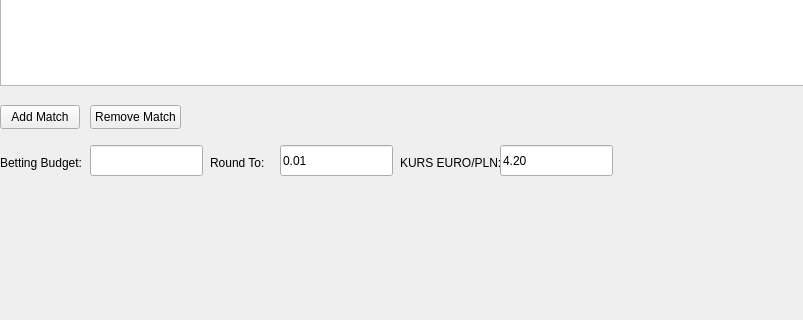
tutekxd123/SureBetsCalculator, file mainwindow.ui: the form before one commit; both pictures show x 0 to 803 and y 175 to 495 of the 1036 by 600 pixel window.
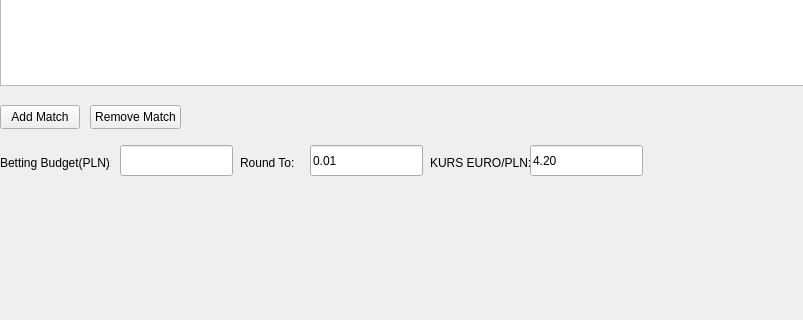
The form after the commit.

The edit to the form file:
```diff
--- a/mainwindow.ui
+++ b/mainwindow.ui
@@ -73,12 +73,12 @@
      <rect>
       <x>0</x>
       <y>330</y>
-      <width>91</width>
+      <width>111</width>
       <height>16</height>
      </rect>
     </property>
     <property name="text">
-     <string>Betting Budget:</string>
+     <string>Betting Budget(PLN):</string>
     </property>
    </widget>
    <widget class="QPushButton" name="pushButton_2">
@@ -97,7 +97,7 @@
    <widget class="QLabel" name="label_3">
     <property name="geometry">
      <rect>
-      <x>400</x>
+      <x>430</x>
       <y>330</y>
       <width>101</width>
       <height>16</height>
@@ -110,7 +110,7 @@
    <widget class="QLineEdit" name="kurseur">
     <property name="geometry">
      <rect>
-      <x>500</x>
+      <x>530</x>
       <y>320</y>
       <width>113</width>
       <height>31</height>
@@ -136,7 +136,7 @@
    <widget class="QLabel" name="label_4">
     <property name="geometry">
      <rect>
-      <x>210</x>
+      <x>240</x>
       <y>330</y>
       <width>81</width>
       <height>16</height>
@@ -149,7 +149,7 @@
    <widget class="QLineEdit" name="BudzetInput">
     <property name="geometry">
      <rect>
-      <x>90</x>
+      <x>120</x>
       <y>320</y>
       <width>113</width>
       <height>31</height>
@@ -159,7 +159,7 @@
    <widget class="QLineEdit" name="roundto">
     <property name="geometry">
      <rect>
-      <x>280</x>
+      <x>310</x>
       <y>320</y>
       <width>113</width>
       <height>31</height>
```
Left out of the diff: 2 changed lines with no effect on the pictures.
